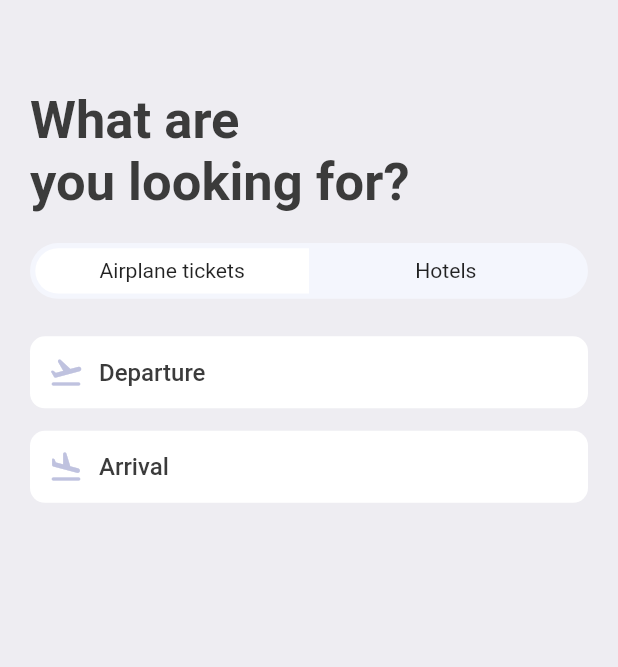
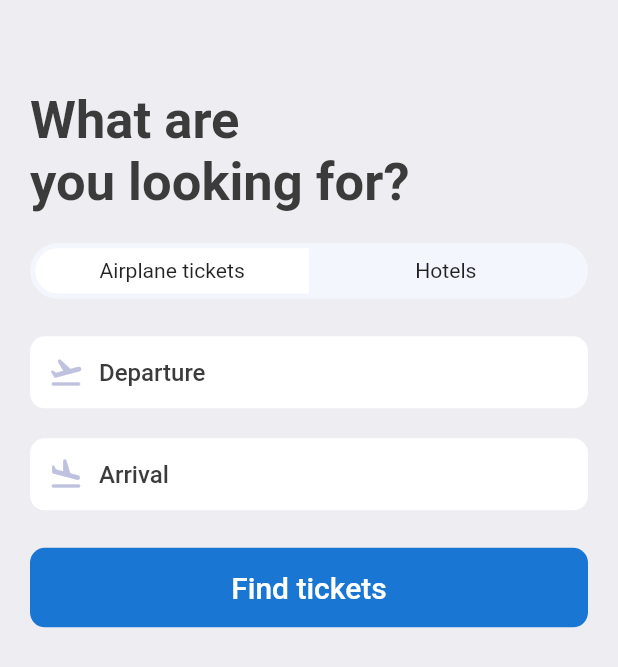
Before and after one commit to gnulitskaya/tickets-booking--app, a Flutter app: the SearchScreen screen opened directly, on a phone screen of 412 x 824 dp. Shown: the top 667 px of the screen. Run offline on Flutter 3.47's test engine with Material 2 defaults, Android fonts, the phone set to English and light mode, and no system bars; our stand-ins replace fluentui_icons, gap, get.

```diff
--- a/lib/screens/search_screen.dart
+++ b/lib/screens/search_screen.dart
@@ -63,10 +63,26 @@ class SearchScreen extends StatelessWidget {
             text: 'Departure',
             icon: Icons.flight_takeoff_rounded,
           ),
-          Gap(AppLayout.getHeight(15)),
+          Gap(AppLayout.getHeight(20)),
           AppIconText(
             text: 'Arrival',
             icon: Icons.flight_land_rounded,
+          ),
+          Gap(AppLayout.getHeight(25)),
+          Container(
+            padding: EdgeInsets.symmetric(
+                vertical: AppLayout.getWidth(15),
+                horizontal: AppLayout.getHeight(15)),
+            decoration: BoxDecoration(
+                color: Colors.blue.shade700,
+                borderRadius: BorderRadius.circular(AppLayout.getHeight(10))),
+            child: Center(
+              child: Text(
+                'Find tickets',
+                style: Styles.textStyle
+                    .copyWith(color: Colors.white, fontSize: 20),
+              ),
+            ),
           ),
         ],
       ),
```
